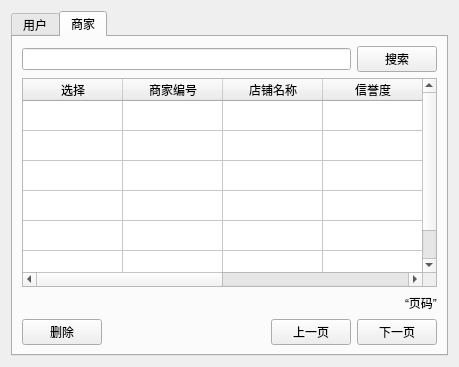
Old version of the form E-commerceMIS/adminUI.ui in the repository Ziyeeee/DatabaseProject.
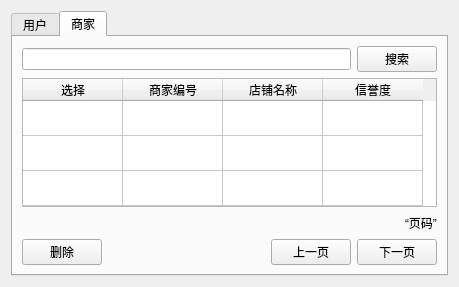
New version of the form. The open tabs and pages were chosen to show the change.

What changed in the file:
```diff
--- a/E-commerceMIS/adminUI.ui
+++ b/E-commerceMIS/adminUI.ui
@@ -7,7 +7,7 @@
     <x>0</x>
     <y>0</y>
     <width>459</width>
-    <height>367</height>
+    <height>287</height>
    </rect>
   </property>
   <property name="windowTitle">
@@ -160,14 +160,14 @@
        <item>
         <widget class="QTableWidget" name="tableWidget_2">
          <property name="rowCount">
-          <number>6</number>
+          <number>3</number>
          </property>
          <attribute name="verticalHeaderVisible">
           <bool>false</bool>
          </attribute>
-         <row/>
-         <row/>
-         <row/>
+         <attribute name="verticalHeaderDefaultSectionSize">
+          <number>35</number>
+         </attribute>
          <row/>
          <row/>
          <row/>
@@ -191,16 +191,6 @@
            <string>信誉度</string>
           </property>
          </column>
-         <column>
-          <property name="text">
-           <string>负责人</string>
-          </property>
-         </column>
-         <column>
-          <property name="text">
-           <string>Tel</string>
-          </property>
-         </column>
         </widget>
        </item>
        <item>
```
Left out of the diff: 40 changed lines with no effect on the pictures.
